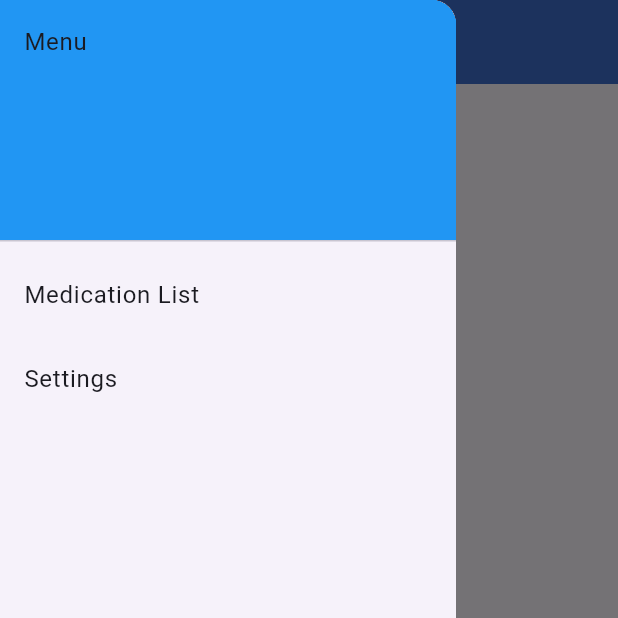
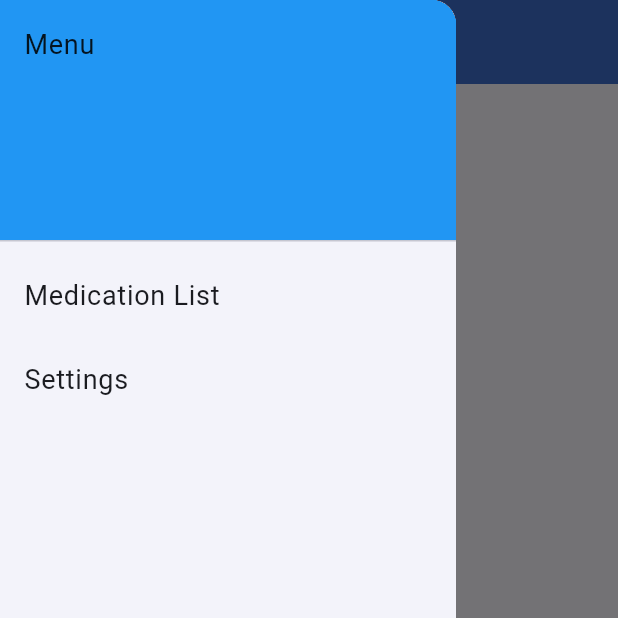
Before and after one commit to kpluas21/dont_forget, a Flutter app: the screen it shows after launch, with the side drawer open, on a phone screen of 412 x 824 dp, the top half of it. Run offline on Flutter 3.47's test engine with Material 3 defaults, Android fonts, the phone set to English and light mode, and no system bars; our stand-ins replace flutter_local_notifications, flutter_timezone, shared_preferences, timezone.

Commit message:
feat: update theme handling and improve date picker initialization in medication entry

```diff
--- a/lib/routes/home_page.dart
+++ b/lib/routes/home_page.dart
@@ -6,6 +6,8 @@ import 'package:dont_forget/models/medication.dart';
 import 'package:dont_forget/util/confirm_dialog.dart';
 import 'package:flutter/foundation.dart';
 import 'package:flutter/material.dart';
+import '../theme/apptheme.dart';
+
 
 class HomePage extends StatefulWidget {
   const HomePage({super.key});
@@ -46,11 +48,7 @@ class _HomePageState extends State<HomePage> {
   @override
   Widget build(BuildContext context) {
     return MaterialApp(
-      theme: ThemeData(
-        colorScheme: ColorScheme.fromSeed(
-            seedColor: const Color.fromARGB(255, 109, 107, 209),
-            brightness: Brightness.light),
-      ),
+      theme: lightTheme,
       home: Builder(builder: (context) {
         return Scaffold(
           // Add a floating action button to add a new medication
--- a/lib/routes/medication_entry.dart
+++ b/lib/routes/medication_entry.dart
@@ -294,8 +294,8 @@ class _MedicationEntryState extends State<MedicationEntry> {
                         onTap: () async {
                           final DateTime? picked = await showDatePicker(
                             context: context,
-                            initialDate: _currentDate,
-                            firstDate: DateTime.now(),
+                            initialDate: _currentDate.add(const Duration(days: 1)),
+                            firstDate: DateTime.now().add(const Duration(days: 1)),
                             lastDate: DateTime(2026),
                           );
                           if (picked != null && picked != _currentDate) {
```
